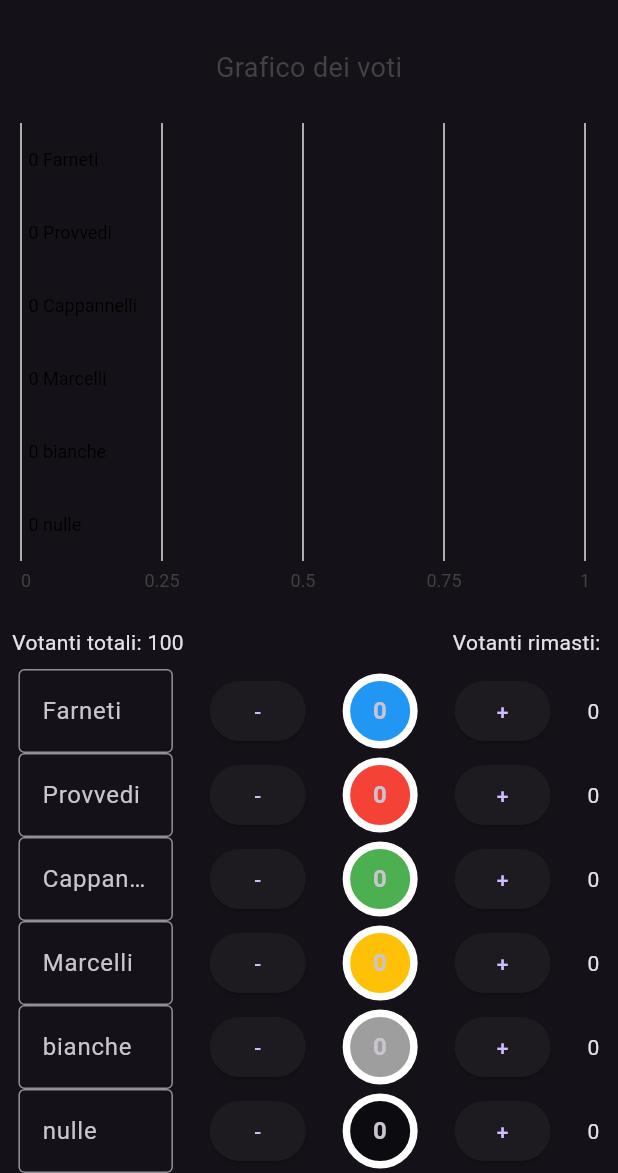
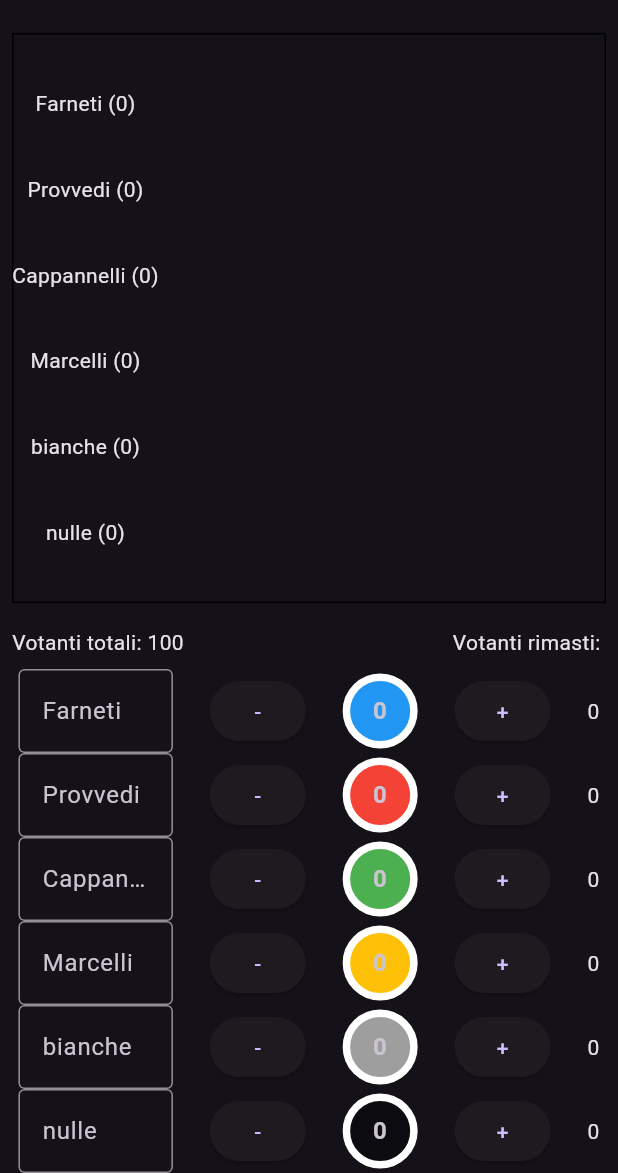
Before and after one commit to vantaggi/voto_tracker, a Flutter app: the screen it shows after launch, on a phone screen of 412 x 824 dp, the part 63-1236 px from its top. Run offline on Flutter 3.47's test engine with Material 3 defaults, Android fonts, the phone set to English and light mode, and no system bars; drawn by our look-alikes of fl_chart; missing offline and left inert: random_color.

Commit message:
CHANGE: migrate to better charts library

```diff
--- a/lib/main.dart
+++ b/lib/main.dart
@@ -1,4 +1,4 @@
-import 'package:charts_flutter/flutter.dart' as charts;
+import 'package:fl_chart/fl_chart.dart';
 import 'package:flutter/material.dart';
 import 'package:random_color/random_color.dart';
 import 'package:voto_tracker/settings.dart'; // Il pacchetto per generare colori casuali
@@ -19,7 +19,7 @@ class VotiPage extends StatefulWidget {
 class VotoData {
   String nome; // Il nome del candidato
   int voti; // Il numero dei voti ricevuti
-  charts.Color barColor; // Il colore della barra nel grafico
+  Color barColor; // Il colore della barra nel grafico
   VotoData({required this.nome, required this.voti, required this.barColor});
 }
 
@@ -33,28 +33,28 @@ class _VotiPageState extends State<VotiPage> {
     VotoData(
         nome: "Farneti",
         voti: 0,
-        barColor: charts.ColorUtil.fromDartColor(Colors.blue)),
+        barColor: Colors.blue),
     VotoData(
         nome: "Provvedi",
         voti: 0,
-        barColor: charts.ColorUtil.fromDartColor(Colors.red)),
+        barColor: Colors.red),
     VotoData(
         nome: "Cappannelli",
         voti: 0,
-        barColor: charts.ColorUtil.fromDartColor(Colors.green)),
+        barColor: Colors.green),
     VotoData(
         nome: "Marcelli",
         voti: 0,
-        barColor: charts.ColorUtil.fromDartColor(Colors.amber)),
+        barColor: Colors.amber),
     VotoData(
         nome: "bianche",
         voti: 0,
-        barColor: charts.ColorUtil.fromDartColor(Colors.grey)),
+        barColor: Colors.grey),
     // L'elemento per le schede bianche
     VotoData(
         nome: "nulle",
         voti: 0,
-        barColor: charts.ColorUtil.fromDartColor(Colors.black38)),
+        barColor: Colors.black38),
     // L'elemento per le schede nulle
   ];
 
@@ -66,42 +66,45 @@ class _VotiPageState extends State<VotiPage> {
 
   // Il metodo che crea il widget del grafico
   Widget creaGrafico() {
-    // La serie di dati da visualizzare nel grafico
-    List<charts.Series<VotoData, String>> serie = [
-      charts.Series(
-        id: "Voti",
-        data: dati,
-        domainFn: (VotoData voto, _) => voto.nome,
-        // La funzione che restituisce il nome del candidato
-        measureFn: (VotoData voto, _) => voto.voti,
-        // La funzione che restituisce il numero dei voti
-        colorFn: (VotoData voto, _) => voto.barColor,
-        // La funzione che restituisce il colore della barra
-        labelAccessorFn: (VotoData voto, _) =>
-            '${voto.voti} ${voto.nome}', // La funzione che restituisce il numero dei voti da mostrare sulle barre
+
+    BarChartData data = BarChartData(
+      barGroups: [
+        for (VotoData voto in dati)
+          BarChartGroupData(
+            x: dati.indexOf(voto),
+            barRods: [
+              BarChartRodData(
+                toY: voto.voti.toDouble(),
+                color: voto.barColor,
               )
-    ];
+            ],
+          )
+      ],
+      titlesData: const FlTitlesData(
+        show: false,
+      ),
+      gridData: const FlGridData(show: false),
 
-    // Il widget del grafico a barre
-    return charts.BarChart(
-      serie,
-      animate: true,
-      // Abilita le animazioni
-      vertical: false,
-      // Rende il grafico orizzontale
-      barRendererDecorator: charts.BarLabelDecorator<String>(),
-      // Mostra le etichette sulle barre
-      domainAxis:
-          const charts.OrdinalAxisSpec(renderSpec: charts.NoneRenderSpec()),
-      // Nasconde le etichette sull'asse X
-      behaviors: [
-        charts.ChartTitle('Grafico dei voti', // Il titolo del grafico
-            behaviorPosition: charts.BehaviorPosition.top,
-            // La posizione del titolo
-            titleOutsideJustification: charts.OutsideJustification.start,
-            // L'allineamento del titolo
-            innerPadding: 18), // Il padding del titolo
-        //charts.LegendEntryLayout, // La legenda del grafico
+    );
+
+    return Stack(
+      children: [
+        RotatedBox(
+          quarterTurns: 1,
+          child: BarChart(
+            data,
+          ),
+        ),
+        SizedBox(
+          height: 545, //height the size of BarChart
+          child: Column(
+            mainAxisAlignment: MainAxisAlignment.spaceEvenly,
+            children: [
+              for (VotoData voto in dati)
+                Text("${voto.nome} (${voto.voti})"),
+            ],
+          ),
+        )
       ],
     );
   }
@@ -196,8 +199,7 @@ class _VotiPageState extends State<VotiPage> {
               // Partono tutti da 0
               int voti = 0;
               // Crea un colore casuale per il candidato
-              charts.Color barColor =
-                  charts.ColorUtil.fromDartColor(randomColor.randomColor());
+              Color barColor = randomColor.randomColor();
               // Crea un oggetto VotoData con i dati del candidato
               VotoData voto =
                   VotoData(nome: nome, voti: voti, barColor: barColor);
@@ -208,11 +210,11 @@ class _VotiPageState extends State<VotiPage> {
             dati.add(VotoData(
                 nome: "Schede bianche",
                 voti: 0,
-                barColor: charts.ColorUtil.fromDartColor(Colors.grey)));
+                barColor: Colors.grey));
             dati.add(VotoData(
                 nome: "Schede nulle",
                 voti: 0,
-                barColor: charts.ColorUtil.fromDartColor(Colors.grey)));
+                barColor: Colors.grey));
             // Ordina la lista dei dati in base al numero dei voti
             dati.sort((a, b) => b.voti.compareTo(a.voti));
             // Calcola il numero totale dei votanti
@@ -240,7 +242,7 @@ class _VotiPageState extends State<VotiPage> {
             height: 50,
             width: 50,
             decoration: BoxDecoration(
-              color: charts.ColorUtil.toDartColor(dati[index].barColor),
+              color: dati[index].barColor,
               borderRadius: BorderRadius.circular(35),
               border: Border.all(color: Colors.white, width: 5),
             ),
@@ -311,7 +313,8 @@ class _VotiPageState extends State<VotiPage> {
                 mainAxisAlignment: MainAxisAlignment.spaceBetween,
                 children: [
                   Text("Votanti totali: ${settings.numVotanti}"),
-                  Text("Votanti rimasti: "), //TODO: calcolare votanti da scrutinare
+                  Text(
+                      "Votanti rimasti: "), //TODO: calcolare votanti da scrutinare
                 ],
               ),
             ),
--- a/pubspec.yaml
+++ b/pubspec.yaml
@@ -31,12 +31,12 @@ dependencies:
   flutter:
     sdk: flutter
 
-  charts_flutter: ^0.12.0
   random_color: ^1.0.6-nullsafety
 
   # The following adds the Cupertino Icons font to your application.
   # Use with the CupertinoIcons class for iOS style icons.
   cupertino_icons: ^1.0.2
+  fl_chart: ^0.66.0
 
 dev_dependencies:
   flutter_test:
```
Also changed, not shown: pubspec.lock. Lines whose indentation alone changed are shown as unchanged.
